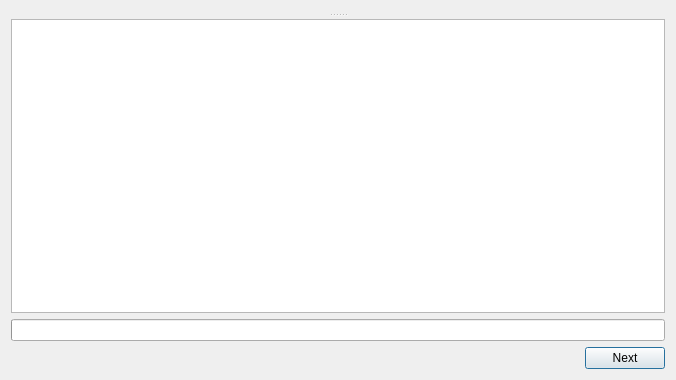
This is resources/ui/tool_interface.ui in cmontesano/xappt_qt as Qt 5 draws it before an edit. The edited form follows.
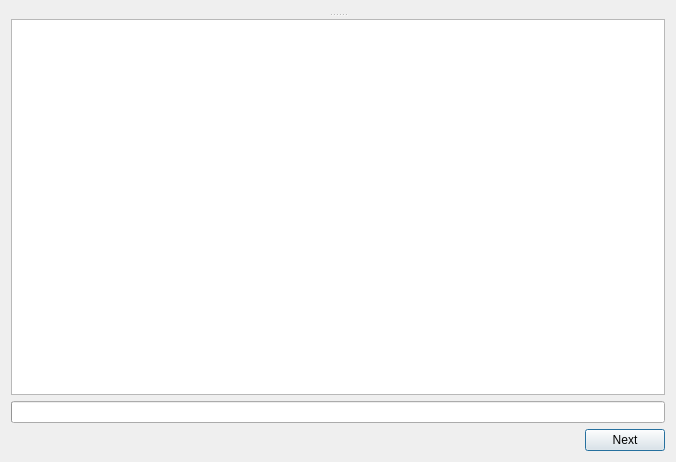
This is the edited form.

What changed in the file:
```diff
--- a/resources/ui/tool_interface.ui
+++ b/resources/ui/tool_interface.ui
@@ -10,7 +10,7 @@
     <x>0</x>
     <y>0</y>
     <width>676</width>
-    <height>380</height>
+    <height>462</height>
    </rect>
   </property>
   <property name="windowTitle">
```
